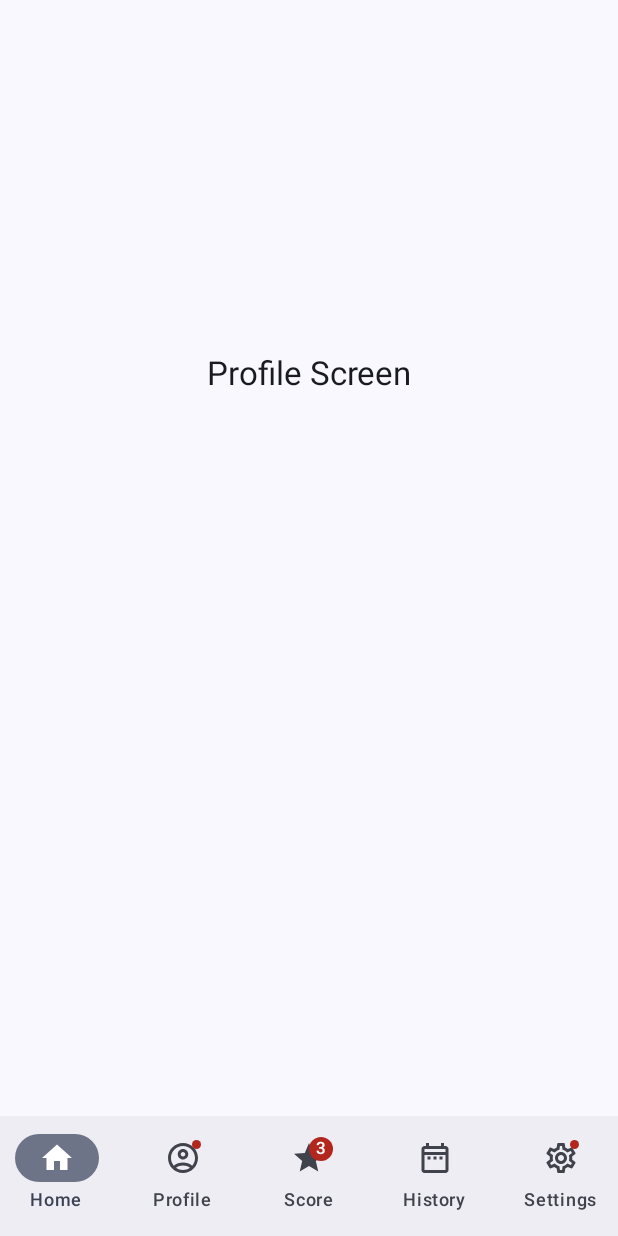
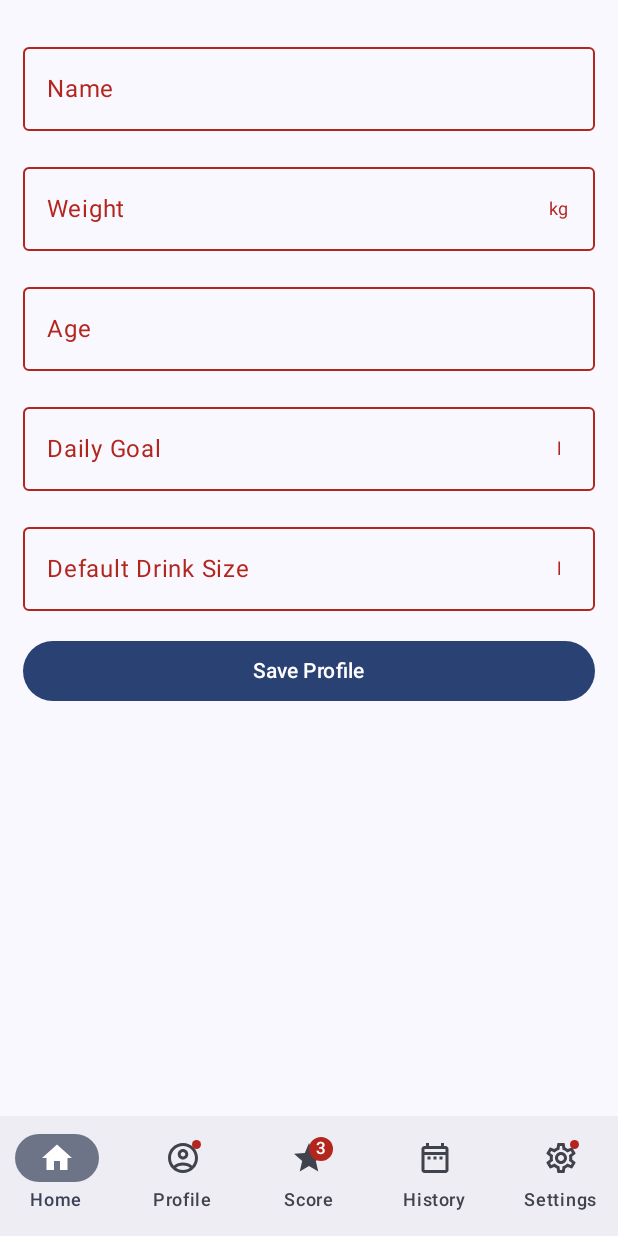
Before and after one commit to straumandi/Hydrinker, an Android app built with Jetpack Compose: the ProfileScreen screen opened through its navigation route, on a phone screen of 412 x 824 dp. Run offline under Robolectric (Android 15) with nearby library versions, the phone set to English and light mode, and no system bars.

Commit message:
Add inputs and save button to profile screen

```diff
--- a/app/build.gradle.kts
+++ b/app/build.gradle.kts
@@ -55,7 +55,8 @@ dependencies {
     implementation("androidx.compose.ui:ui")
     implementation("androidx.compose.ui:ui-graphics")
     implementation("androidx.compose.ui:ui-tooling-preview")
-    implementation("androidx.compose.material3:material3")
+    implementation("androidx.compose.material3:material3:1.1.2")
+    implementation("androidx.compose.material3:material3-window-size-class:1.1.2")
     implementation ("androidx.navigation:navigation-compose:2.7.0-rc01")
     testImplementation("junit:junit:4.13.2")
     androidTestImplementation("androidx.test.ext:junit:1.1.5")
@@ -64,4 +65,5 @@ dependencies {
     androidTestImplementation("androidx.compose.ui:ui-test-junit4")
     debugImplementation("androidx.compose.ui:ui-tooling")
     debugImplementation("androidx.compose.ui:ui-test-manifest")
+
 }
--- a/app/src/main/java/com/example/hydrinker/screens/ProfileScreen.kt
+++ b/app/src/main/java/com/example/hydrinker/screens/ProfileScreen.kt
@@ -1,23 +1,65 @@
 package com.example.hydrinker.screens
 
-import androidx.compose.foundation.layout.Arrangement
-import androidx.compose.foundation.layout.Box
-import androidx.compose.foundation.layout.Column
-import androidx.compose.foundation.layout.fillMaxSize
-import androidx.compose.foundation.layout.fillMaxWidth
-import androidx.compose.foundation.layout.height
-import androidx.compose.foundation.layout.padding
-import androidx.compose.material3.MaterialTheme
-import androidx.compose.material3.Text
+import android.content.Context
+import android.widget.Toast
+import androidx.compose.foundation.layout.*
+import androidx.compose.material3.*
 import androidx.compose.runtime.Composable
+import androidx.compose.runtime.getValue
+import androidx.compose.runtime.mutableStateOf
+import androidx.compose.runtime.remember
+import androidx.compose.runtime.setValue
 import androidx.compose.ui.Alignment
 import androidx.compose.ui.Modifier
-import androidx.compose.ui.draw.clip
+import androidx.compose.ui.platform.LocalContext
+import androidx.compose.ui.text.input.TextFieldValue
 import androidx.compose.ui.unit.dp
 import androidx.navigation.NavController
 
+@OptIn(ExperimentalMaterial3Api::class)
 @Composable
-fun ProfileScreen(navController: NavController) {
+fun ProfileScreen(navController: NavController, context: Context = LocalContext.current) {
+    var name by remember { mutableStateOf(TextFieldValue("")) }
+    var weight by remember { mutableStateOf(TextFieldValue("")) }
+    var dailyGoal by remember { mutableStateOf(TextFieldValue("")) }
+    var age by remember { mutableStateOf(TextFieldValue("")) }
+    var drinkSize by remember { mutableStateOf(TextFieldValue("")) }
+
+    var isNameValid by remember { mutableStateOf(true) }
+    var isWeightValid by remember { mutableStateOf(true) }
+    var isAgeValid by remember { mutableStateOf(true) }
+    var isDailyGoalValid by remember { mutableStateOf(true) }
+    var isDrinkSizeValid by remember { mutableStateOf(true) }
+
+    fun validateFields(name: String, weight: String, age: String, dailyGoal: String, drinkSize: String): Boolean {
+        isNameValid = name.isNotEmpty()
+        isWeightValid = weight.isNotEmpty() && weight.toDoubleOrNull() != null
+        isAgeValid = age.isNotEmpty() && age.toIntOrNull() != null
+        isDailyGoalValid = dailyGoal.isNotEmpty() && dailyGoal.toDoubleOrNull() != null
+        isDrinkSizeValid = drinkSize.isNotEmpty() && drinkSize.toDoubleOrNull() != null
+
+        return isNameValid && isWeightValid && isAgeValid && isDailyGoalValid && isDrinkSizeValid
+    }
+
+    fun saveUser(
+        context: Context,
+        name: String,
+        weight: String,
+        age: String,
+        dailyGoal: String,
+        drinkSize: String
+    ) {
+        val sharedPreferences = context.getSharedPreferences("UserPreferences", Context.MODE_PRIVATE)
+        with(sharedPreferences.edit()) {
+            putString("Name", name)
+            putString("Weight", weight)
+            putString("Age", age)
+            putString("DailyGoal", dailyGoal)
+            putString("DrinkSize", drinkSize)
+            apply()
+        }
+    }
+
     Column(
         modifier = Modifier
             .fillMaxSize()
@@ -25,19 +67,87 @@ fun ProfileScreen(navController: NavController) {
         horizontalAlignment = Alignment.CenterHorizontally,
         verticalArrangement = Arrangement.Top
     ) {
-        Box(
+        OutlinedTextField(
+            value = name,
+            onValueChange = { name = it },
+            label = { Text("Name") },
+            singleLine = true,
+            isError = isNameValid,
             modifier = Modifier
                 .fillMaxWidth()
-                .height(200.dp)
-                .padding(horizontal = 15.dp, vertical = 10.dp)
-                .clip(MaterialTheme.shapes.large)
+                .padding(vertical = 8.dp)
+        )
+        OutlinedTextField(
+            value = weight,
+            onValueChange = { weight = it },
+            label = { Text("Weight") },
+            trailingIcon = { Text("kg", style = MaterialTheme.typography.bodySmall) },
+            singleLine = true,
+            isError = isWeightValid,
+            modifier = Modifier
+                .fillMaxWidth()
+                .padding(vertical = 8.dp)
+        )
+        OutlinedTextField(
+            value = age,
+            onValueChange = { age = it },
+            label = { Text("Age") },
+            singleLine = true,
+            isError = isAgeValid,
+            modifier = Modifier
+                .fillMaxWidth()
+                .padding(vertical = 8.dp)
+        )
+        OutlinedTextField(
+            value = dailyGoal,
+            onValueChange = { dailyGoal = it },
+            label = { Text("Daily Goal") },
+            trailingIcon = { Text("l", style = MaterialTheme.typography.bodySmall) },
+            singleLine = true,
+            isError = isDailyGoalValid,
+            modifier = Modifier
+                .fillMaxWidth()
+                .padding(vertical = 8.dp)
+        )
+        OutlinedTextField(
+            value = drinkSize,
+            onValueChange = { drinkSize = it },
+            label = { Text("Default Drink Size") },
+            trailingIcon = { Text("l", style = MaterialTheme.typography.bodySmall) },
+            singleLine = true,
+            isError = isDrinkSizeValid,
+            modifier = Modifier
+                .fillMaxWidth()
+                .padding(vertical = 8.dp)
+        )
+        Button(
+            onClick = {
+                val isValid = validateFields(name.text, weight.text, age.text, dailyGoal.text, drinkSize.text)
+                if (isValid)
+                 {
+                    saveUser(
+                        context,
+                        name.text,
+                        weight.text,
+                        age.text,
+                        dailyGoal.text,
+                        drinkSize.text
+                    )
+                    Toast.makeText(context, "Profile saved successfully", Toast.LENGTH_SHORT).show()
+                } else {
+                    Toast.makeText(
+                        context,
+                        "Something went wrong while saving the user",
+                        Toast.LENGTH_SHORT
+                    ).show()
+                }
+            },
+            modifier = Modifier
+                .fillMaxWidth()
+                .padding(vertical = 8.dp)
         ) {
+            Text("Save Profile")
+        }
+    }
 
-        }
-        Text(
-            "Profile Screen",
-            style = MaterialTheme.typography.titleLarge,
-            modifier = Modifier.padding(vertical = 20.dp)
-        )
-    }
 }
```
